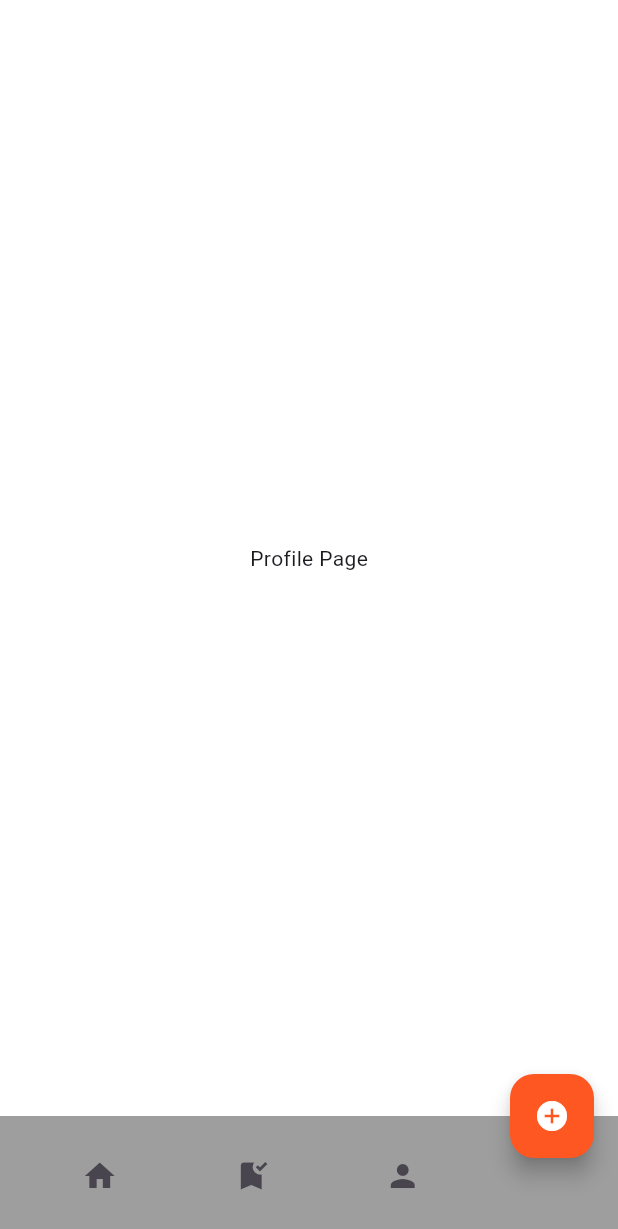
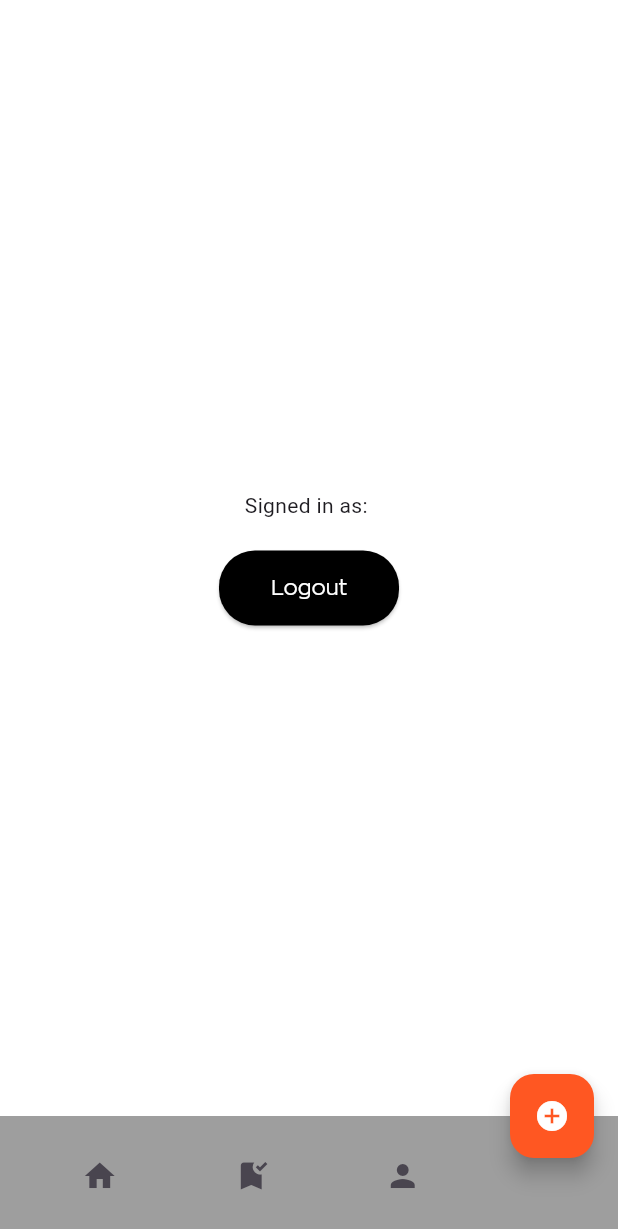
Before and after one commit to KostasPe15/TrashHunter, a Flutter app: the WidgetTree screen opened directly, after a tap on the "bookmark added" icon, after a tap on the "person" icon, on a phone screen of 412 x 824 dp. Shown: the top 1229 px of the screen. Run offline on Flutter 3.47's test engine with Material 3 defaults, Android fonts, the phone set to English and light mode, and no system bars; our stand-ins replace firebase_auth, firebase_core, google_maps_flutter; accounts and stored records are empty; generated files the repository leaves out were written again; network calls fail; statements that could not run were skipped.

Commit message:
Auth added

```diff
--- a/trash_hunter/lib/Pages/profile_page.dart
+++ b/trash_hunter/lib/Pages/profile_page.dart
@@ -1,4 +1,7 @@
+import 'package:firebase_auth/firebase_auth.dart';
 import 'package:flutter/material.dart';
+
+import '../Constants/Buttons/primary_button.dart';
 
 class ProfilePage extends StatefulWidget {
   const ProfilePage({super.key});
@@ -8,11 +11,29 @@ class ProfilePage extends StatefulWidget {
 }
 
 class _ProfilePageState extends State<ProfilePage> {
+  final FirebaseAuth auth = FirebaseAuth.instance;
+
   @override
   Widget build(BuildContext context) {
     return Scaffold(
       backgroundColor: Colors.white,
-      body: Center(child: Text("Profile Page")),
+      body: Center(
+        child: Column(
+          mainAxisSize: MainAxisSize.min,
+          children: [
+            Text("Signed in as: ${auth.currentUser?.email ?? 'Unknown'}"),
+            const SizedBox(height: 20),
+            PrimaryButton(
+              text: 'Logout',
+              height: 50,
+              width: 120,
+              onPressed: () async {
+                await auth.signOut();
+              },
+            ),
+          ],
+        ),
+      ),
     );
   }
 }
--- a/trash_hunter/pubspec.yaml
+++ b/trash_hunter/pubspec.yaml
@@ -37,6 +37,8 @@ dependencies:
   google_maps_flutter: ^2.10.1
   geocoding: ^4.0.0
   http: ^1.4.0
+  firebase_core: ^3.15.2
+  firebase_auth: ^5.7.0
 
 
 dev_dependencies:
```
Also changed, not shown: trash_hunter/lib/Pages/login_page.dart (+28 -11 lines), trash_hunter/lib/Pages/signup_page.dart (+47 -6 lines), trash_hunter/lib/main.dart (+18 -1 lines), trash_hunter/pubspec.lock, 2 other files.
